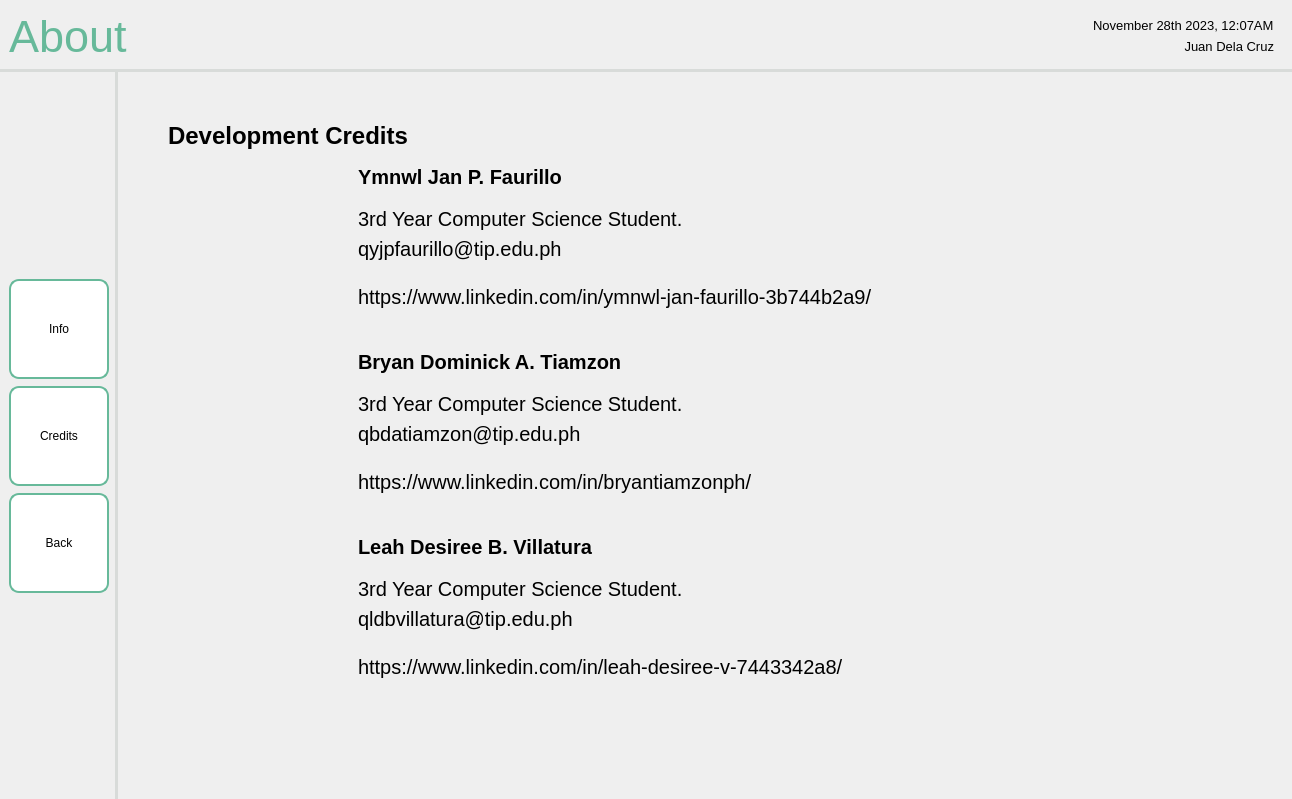
Above: screens/ui/about/about_devCredits.ui from sehae/POS-with-Inventory-System before the change. Below: the same form after it.
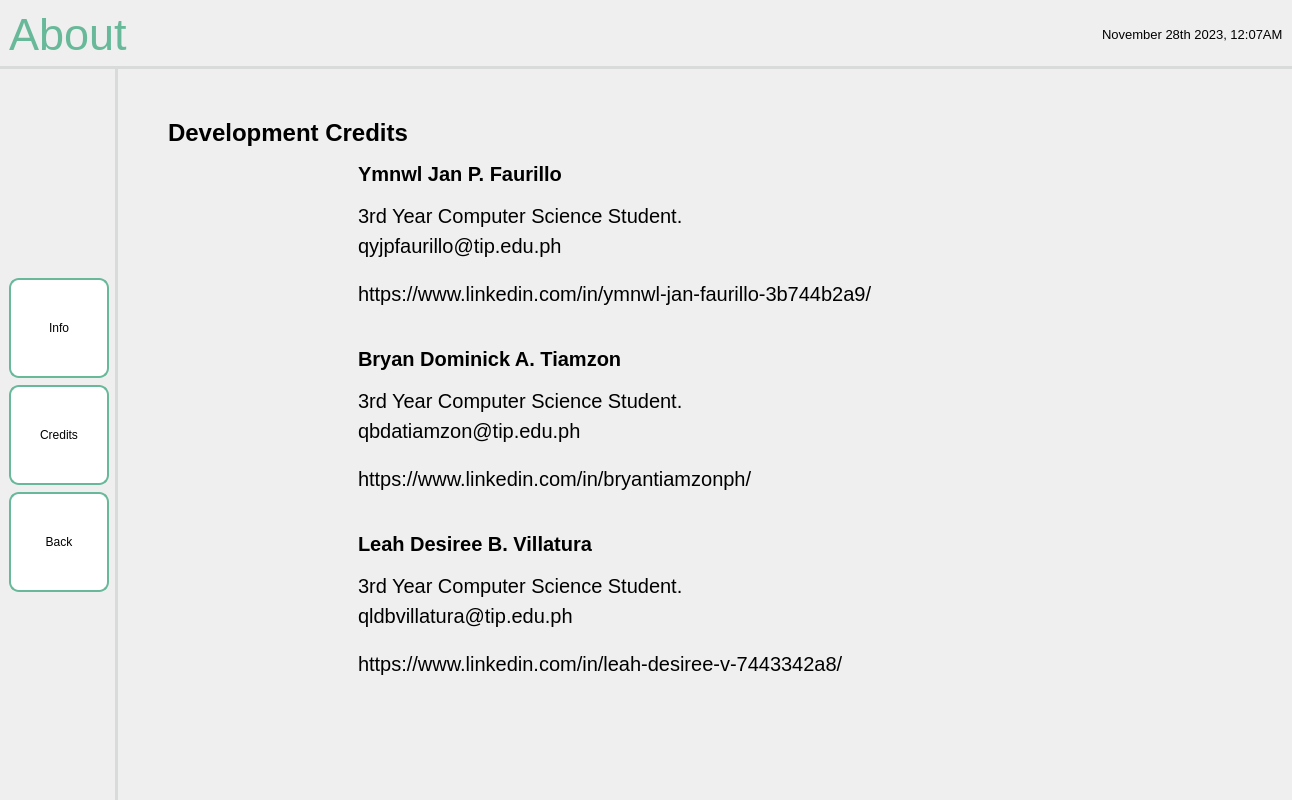
That is the form after the change. Icons and pictures are not drawn.

```diff
--- a/screens/ui/about/about_devCredits.ui
+++ b/screens/ui/about/about_devCredits.ui
@@ -7,7 +7,7 @@
     <x>0</x>
     <y>0</y>
     <width>1292</width>
-    <height>799</height>
+    <height>800</height>
    </rect>
   </property>
   <property name="windowTitle">
@@ -289,9 +289,6 @@
            </spacer>
           </item>
           <item>
-           <widget class="QFrame" name="systemLabel">
-            <layout class="QVBoxLayout" name="verticalLayout_12">
-             <item>
               <widget class="QLabel" name="sysTimeDate">
                <property name="font">
                 <font>
@@ -308,29 +305,6 @@
                </property>
               </widget>
              </item>
-             <item>
-              <widget class="QLabel" name="userName">
-               <property name="font">
-                <font>
-                 <pointsize>10</pointsize>
-                </font>
-               </property>
-               <property name="styleSheet">
-                <string notr="true">QLabel {
-    color: black;
-}</string>
-               </property>
-               <property name="text">
-                <string>Juan Dela Cruz</string>
-               </property>
-               <property name="alignment">
-                <set>Qt::AlignRight|Qt::AlignTrailing|Qt::AlignVCenter</set>
-               </property>
-              </widget>
-             </item>
-            </layout>
-           </widget>
-          </item>
          </layout>
         </widget>
        </item>
```
Left out of the diff: 4 changed lines with no effect on the pictures. Lines whose indentation alone changed are shown as unchanged.
